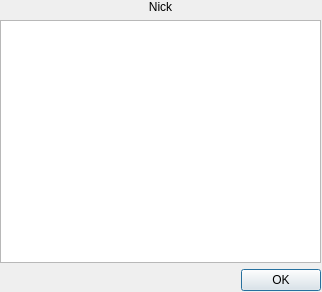
Old version of the form ui/cam.ui in the repository gitter-badger/simplechatclient.
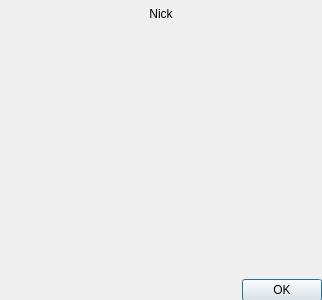
New version of the form. Icons and pictures are not drawn.

```diff
--- a/ui/cam.ui
+++ b/ui/cam.ui
@@ -7,19 +7,19 @@
     <x>0</x>
     <y>0</y>
     <width>322</width>
-    <height>292</height>
+    <height>300</height>
    </rect>
   </property>
   <property name="minimumSize">
    <size>
     <width>322</width>
-    <height>292</height>
+    <height>300</height>
    </size>
   </property>
   <property name="maximumSize">
    <size>
     <width>322</width>
-    <height>292</height>
+    <height>300</height>
    </size>
   </property>
   <property name="windowTitle">
@@ -30,13 +30,25 @@
     <rect>
      <x>0</x>
      <y>0</y>
-     <width>321</width>
-     <height>291</height>
+     <width>322</width>
+     <height>301</height>
     </rect>
    </property>
    <layout class="QVBoxLayout" name="verticalLayout">
     <item>
      <widget class="QLabel" name="label">
+      <property name="sizePolicy">
+       <sizepolicy hsizetype="Preferred" vsizetype="Preferred">
+        <horstretch>0</horstretch>
+        <verstretch>0</verstretch>
+       </sizepolicy>
+      </property>
+      <property name="minimumSize">
+       <size>
+        <width>0</width>
+        <height>20</height>
+       </size>
+      </property>
       <property name="text">
        <string>Nick</string>
       </property>
@@ -46,7 +58,26 @@
      </widget>
     </item>
     <item>
-     <widget class="QGraphicsView" name="graphicsView"/>
+     <widget class="QLabel" name="label_img">
+      <property name="minimumSize">
+       <size>
+        <width>320</width>
+        <height>240</height>
+       </size>
+      </property>
+      <property name="maximumSize">
+       <size>
+        <width>320</width>
+        <height>240</height>
+       </size>
+      </property>
+      <property name="text">
+       <string/>
+      </property>
+      <property name="alignment">
+       <set>Qt::AlignCenter</set>
+      </property>
+     </widget>
     </item>
     <item>
      <widget class="QDialogButtonBox" name="buttonBox">
```
Left out of the diff: 6 changed lines with no effect on the pictures.
